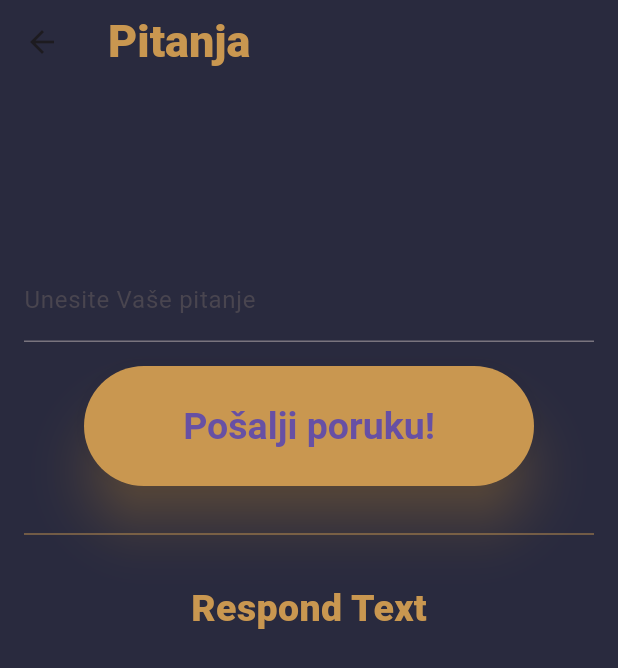
After one commit to Stankoo003/Cognitize, a Flutter app: the PitanjaScreen screen opened directly, on a phone screen of 412 x 824 dp. The commit adds this screen. Shown: the top 668 px of the screen. Run offline on Flutter 3.47's test engine with Material 3 defaults, Android fonts, the light colour scheme and no system bars; network calls fail.

Commit message:
Dodat mejduscreen i pitanja screen, bez funkcionalnost future

```diff
--- /dev/null
+++ b/lib/pitanja.dart
@@ -0,0 +1,81 @@
+import 'package:flutter/material.dart';
+
+class PitanjaScreen extends StatelessWidget {
+  const PitanjaScreen({super.key});
+
+  @override
+  Widget build(BuildContext context) {
+    return Scaffold(
+      backgroundColor: Color(0xFF292a3e),
+      appBar: AppBar(
+        backgroundColor: Color(0xFF292a3e),
+        title: Text(
+          "Pitanja",
+          style: TextStyle(
+              fontSize: 30.0,
+              color: Color(0xFFC99750),
+              fontWeight: FontWeight.w800),
+        ),
+      ),
+      body: Column(
+        children: [
+          SizedBox(
+            height: 100,
+          ),
+          Center(
+            child: Column(
+              children: [
+                Padding(
+                  padding: const EdgeInsets.all(16.0),
+
+                  child: TextField(
+                    decoration: InputDecoration(
+                      fillColor: Color(0xFFC99750),
+                      hintText: "Šta je VHDL?",
+
+                      labelText: "Unesite Vaše pitanje",
+                    ),
+                  ),
+                ),
+                ElevatedButton(
+                  child: Text("Pošalji poruku!"),
+                  onPressed: () {
+                    //TODO SLANJE PORUKE
+                  },
+                  style: ElevatedButton.styleFrom(
+                    backgroundColor: Color(0xFFC99750),
+                    padding: EdgeInsets.all(20.2),
+                    fixedSize: Size(300, 80),
+                    textStyle:
+                        TextStyle(fontSize: 25, fontWeight: FontWeight.bold),
+                    shadowColor: Color(0xFFC99750),
+                    elevation: 15,
+                  ),
+                ),
+              ],
+            ),
+          ),
+          Divider(
+            height: 64,
+            thickness: 0.6,
+            color: Color(0xFFC99750),
+            indent: 16,
+            endIndent: 16,
+          ),
+          Padding(
+            padding:
+                const EdgeInsets.only(left: 24.0, right: 24.0, bottom: 24.0),
+            child: Text(
+              "Respond Text",
+              style: TextStyle(
+                  overflow: TextOverflow.fade,
+                  fontSize: 25.0,
+                  color: Color(0xFFC99750),
+                  fontWeight: FontWeight.w800),
+            ),
+          ),
+        ],
+      ),
+    );
+  }
+}
```
Also changed, not shown: lib/medjuscreen.dart (added, +94 -0 lines), lib/profile.dart (+15 -13 lines).
